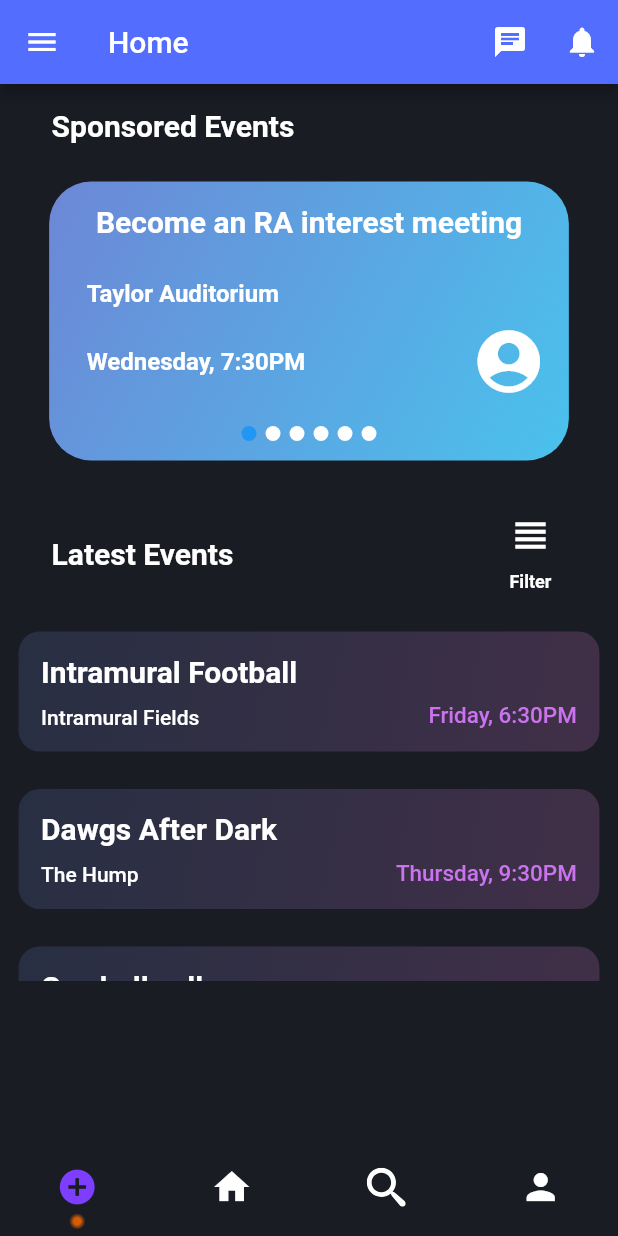
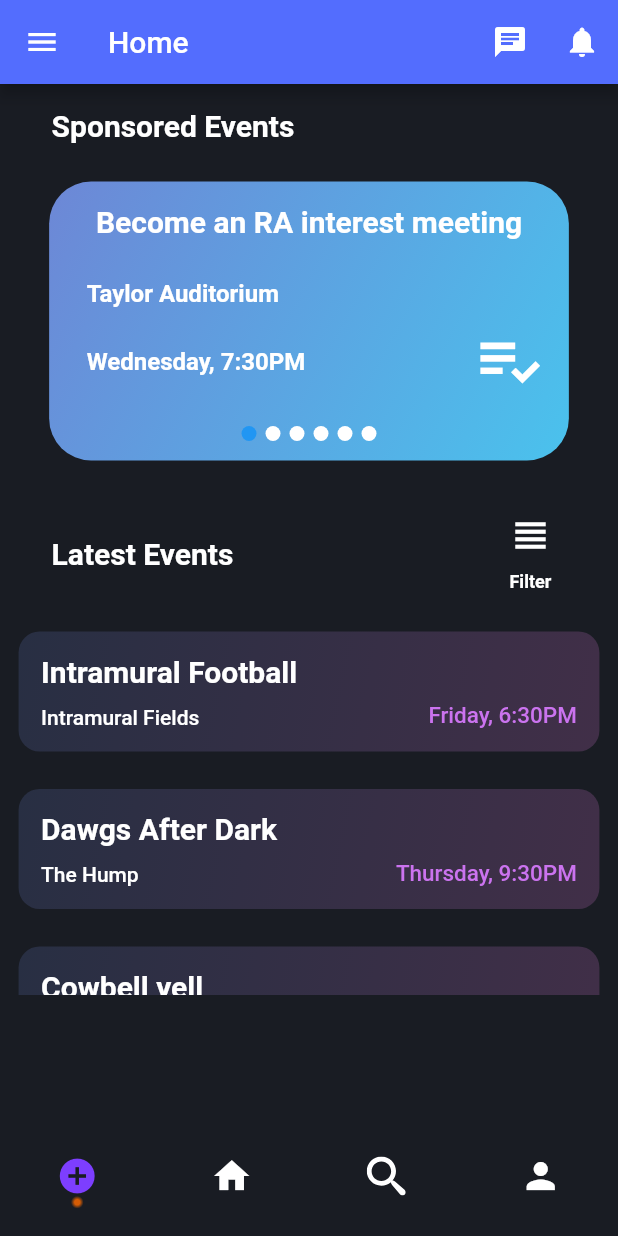
Before and after one commit to Senior-Project-CSE-3213/sp_flutter_app, a Flutter app: the screen it shows once a user with an empty profile is signed in, on a phone screen of 412 x 824 dp. Run offline on Flutter 3.47's test engine with Material 2 defaults, Android fonts, the phone set to English and light mode, and no system bars; our stand-ins replace cloud_firestore, firebase_auth, firebase_core, flutter_spinkit, flutter_svg, flutter_swiper and 1 more; missing offline and left inert: filter_list; accounts and stored records are empty.

Commit message:
BottomNavBar bottom padding, comments, working on making latest event scroll take up remaining space without pushing EVERYTHING out of view

```diff
--- a/lib/shared/widgets/bottom_bar.dart
+++ b/lib/shared/widgets/bottom_bar.dart
@@ -52,8 +52,10 @@ class _BottomNavBarState extends State<BottomNavBar> {
           print("Switching to bottom nav index $_selectedIndex");
         });
       },
+      child: Padding(
+        padding: const EdgeInsets.only(bottom: 15),
         child: Container(
-          height: 65,
+            height: 50,
             width: MediaQuery.of(context).size.width / _iconList.length,
             decoration: index == _selectedIndex
                 ? BoxDecoration(
@@ -77,6 +79,7 @@ class _BottomNavBarState extends State<BottomNavBar> {
                     color: (index == 0 ? Color.fromRGBO(125,62,255,1) : Colors.white),
                     size: 28,
                   ))),
+      ),
     );
   }
 }
--- a/lib/views/EventList/event_list_view.dart
+++ b/lib/views/EventList/event_list_view.dart
@@ -54,7 +54,7 @@ class _EventListViewState extends State<EventListView> {
               iconList: [
                 Icons.add_circle,
                 Icons.home,
-                Icons.find_in_page, //this one is irrelevant
+                Icons.find_in_page,
                 Icons.person,
               ],
             ),
@@ -67,7 +67,6 @@ class _EventListViewState extends State<EventListView> {
                   width: size.width,
                   child: Column(
                       children: <Widget>[
-                        //sponsored events row
                         Row(
                           children: [
                             Container(
@@ -82,7 +81,6 @@ class _EventListViewState extends State<EventListView> {
                             )
                           ],
                         ),
-                        // card view row
                         Row(
                           children: [
                             Container(
@@ -99,8 +97,7 @@ class _EventListViewState extends State<EventListView> {
                                       return ClipRRect(
                                         borderRadius: BorderRadius.circular(10),
                                         child:
-
-                                            //todo based on width, make a card from a json index
+                                            //todo JSON file loader and count number of jsons
                                             CreateSponsoredEventCard(
                                                 "Become an RA interest meeting",
                                                 "Taylor Auditorium",
@@ -144,7 +141,6 @@ class _EventListViewState extends State<EventListView> {
                                 ],
                               ),
 
-                              //filter button
                               Column(
                                 children: <Widget>[
                                   Container(
@@ -171,16 +167,18 @@ class _EventListViewState extends State<EventListView> {
                             ],
                           ),
                         ),
-
                         Row(
-                          //init data needs to be dynamic based on json data
                           children: [
                             Container(
-                                height: size.height / 3.0 - kDefaultPadding * 2, //use up reste of space
+                                //this is a bodge, figure out how to take up the rest of the
+                                //space and take it all up without pushing everything
+                                //out of the way you greedy widget
+                                height: size.height / 2.9 - kDefaultPadding * 2,
                                 width: size.width - kDefaultPadding * 0.30,
                                 child: ListView(
                                   scrollDirection: Axis.vertical,
                                   children: <Widget>[
+                                    //todo JSON file loader and count number of jsons
                                     CreateLatestEventCard("Intramural Football",
                                         "Intramural Fields", "Friday, 6:30PM"),
                                     SizedBox(
@@ -229,11 +227,11 @@ class CreateSponsoredEventCard extends StatelessWidget {
       child: Padding(
         padding: const EdgeInsets.all(10),
         child: Container(
-            height: 160, //height should remain same
+            height: 160,
             width:
-                220, //width could possible stretch, make a min and max for this?
+                220,
             padding: const EdgeInsets.all(
-                15), //this is padding for text inside the card
+                15),
             decoration: BoxDecoration(
               gradient: LinearGradient(
                 colors: [
@@ -307,7 +305,8 @@ class CreateSponsoredEventCard extends StatelessWidget {
                         overflow: TextOverflow.fade,
                       ),
                     ),
-                    Icon(Icons.account_circle_rounded,
+
+                    Icon(Icons.playlist_add_check_sharp, //flutter icon
                         color: Colors.white, size: 50),
                   ],
                 ),
@@ -340,11 +339,11 @@ class CreateLatestEventCard extends StatelessWidget {
       child: Padding(
         padding: const EdgeInsets.all(10),
         child: Container(
-            height: 80, //height should remain same
+            height: 80,
             width:
-                180, //width could possible stretch, make a min and max for this?
+                180,
             padding: const EdgeInsets.all(
-                15), //this is padding for text inside the card
+                15),
             decoration: BoxDecoration(
               gradient: LinearGradient(
                 colors: [
@@ -361,13 +360,11 @@ class CreateLatestEventCard extends StatelessWidget {
               mainAxisAlignment: MainAxisAlignment.spaceBetween,
               crossAxisAlignment: CrossAxisAlignment.start,
               children: <Widget>[
-                //this starts the children of the card
                 Expanded(
                   child: Container(
                     child: Text(
                       this.eventTitle,
                       style: TextStyle(
-                        //event title at top
                         color: Colors.white,
                         fontSize: 20,
                         fontWeight: FontWeight.bold,
@@ -390,7 +387,6 @@ class CreateLatestEventCard extends StatelessWidget {
                       Text(
                         this.eventLocation,
                         style: TextStyle(
-                          //event loc in middle
                           color: Colors.white,
                           fontSize: 14,
                           fontWeight: FontWeight.w500,
@@ -400,7 +396,6 @@ class CreateLatestEventCard extends StatelessWidget {
                       Text(
                         this.eventTime,
                         style: TextStyle(
-                          //event loc in middle
                           color: Color.fromRGBO(203, 115, 239, 1),
                           fontSize: 15,
                           fontWeight: FontWeight.w500,
```
Lines whose indentation alone changed are shown as unchanged.
